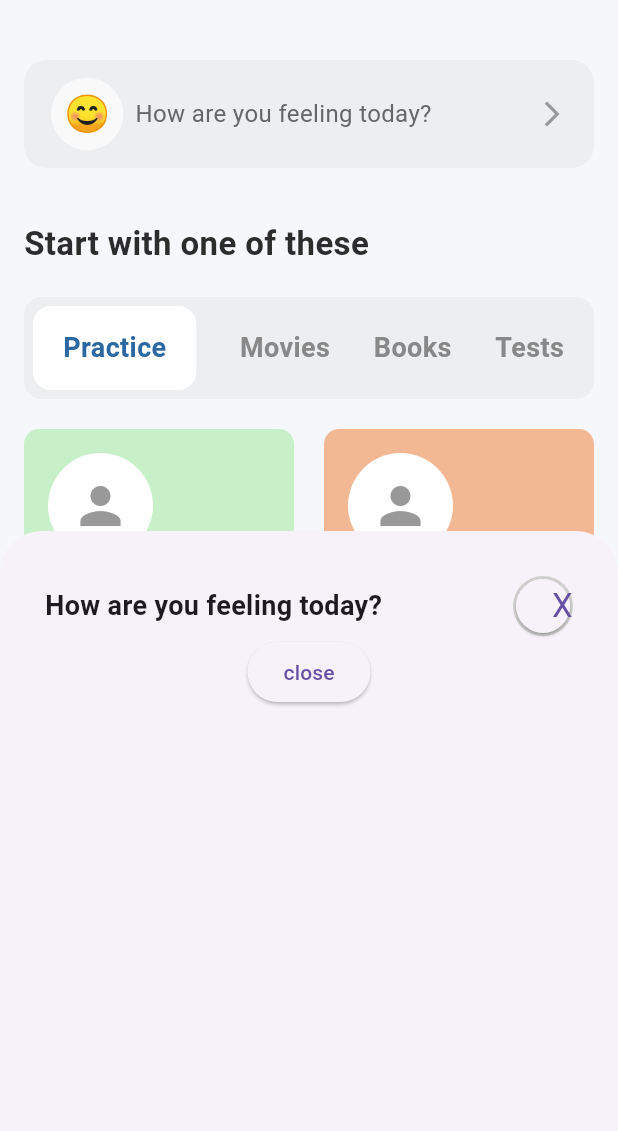
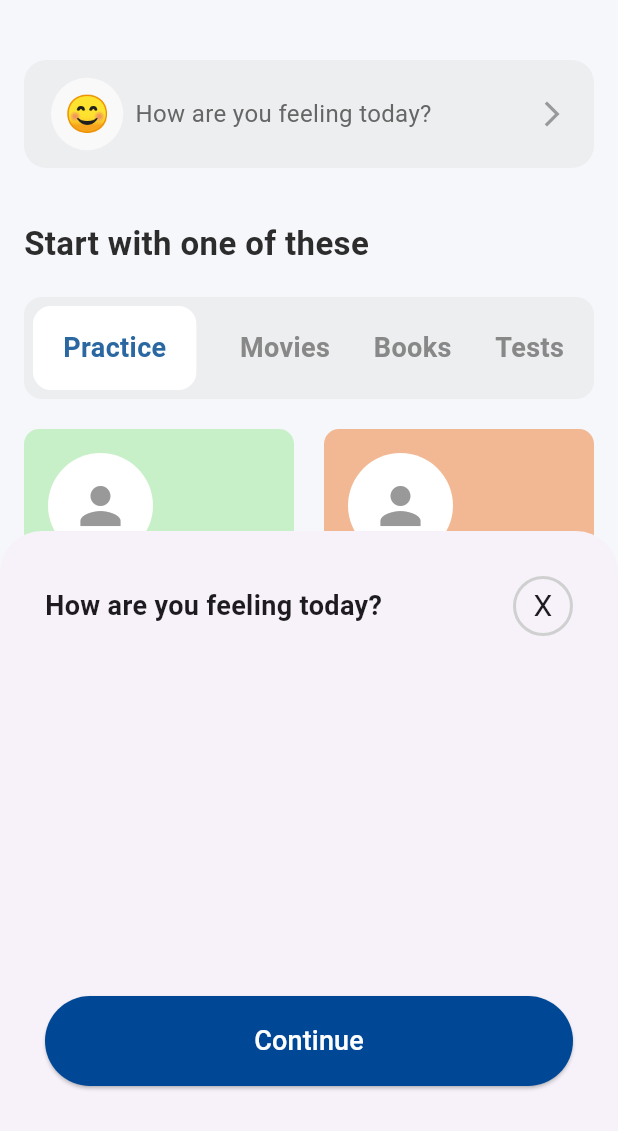
Before and after one commit to JoshuaOzibo/Mental_health_ui, a Flutter app: the screen it shows after launch, after a tap on "How are you feeling today?", on a phone screen of 412 x 824 dp, the part 105-1236 px from its top. Run offline on Flutter 3.47's test engine with Material 3 defaults, Android fonts, the phone set to English and light mode, and no system bars.

Commit message:
updated bottom sheet section

```diff
--- a/lib/features/home_page/screens/home_screen.dart
+++ b/lib/features/home_page/screens/home_screen.dart
@@ -107,12 +107,10 @@ class HomeScreen extends StatelessWidget {
                             horizontal: 30,
                             vertical: 30,
                           ),
-                          child: Center(
                           child: Column(
                             children: [
                               Row(
-                                  mainAxisAlignment:
-                                      MainAxisAlignment.spaceBetween,
+                                mainAxisAlignment: MainAxisAlignment.spaceBetween,
                                 children: [
                                   Text(
                                     'How are you feeling today?',
@@ -124,29 +122,21 @@ class HomeScreen extends StatelessWidget {
                                   Container(
                                     width: 40,
                                     height: 40,
-                                      // padding: EdgeInsets.all(5),
                                     decoration: BoxDecoration(
-                                        borderRadius: BorderRadius.circular(
-                                          100,
-                                        ),
+                                      borderRadius: BorderRadius.circular(100),
                                       border: Border.all(
                                         width: 2,
-                                          color: const Color.fromARGB(
-                                            255,
-                                            208,
-                                            208,
-                                            208,
+                                        color: const Color.fromARGB(255, 208, 208, 208),
                                       ),
                                     ),
-                                      ),
+                                    child: GestureDetector(
+                                      onTap: () => {Navigator.pop(context)},
                                       child: Center(
-                                        child: ElevatedButton(
-                                          onPressed: () =>  {Navigator.pop(context)},
                                         child: Text(
                                           'X',
                                           style: TextStyle(
                                             fontWeight: FontWeight.normal,
-                                              fontSize: 22,
+                                            fontSize: 20,
                                           ),
                                         ),
                                       ),
@@ -154,15 +144,27 @@ class HomeScreen extends StatelessWidget {
                                   ),
                                 ],
                               ),
-                                ElevatedButton(
+
+                              Spacer(),
+                              SizedBox(
+                                width: double.infinity,
+                                height: 60,
+                                child: ElevatedButton(
+                                  style: ElevatedButton.styleFrom(
+                                    backgroundColor:
+                                        const Color.fromARGB(255, 0, 72, 150),
+                                    shape: RoundedRectangleBorder(
+                                      borderRadius: BorderRadius.circular(100),
+                                    ),
+                                  ),
                                   onPressed: () => Navigator.push(
                                     context,
                                     MaterialPageRoute(builder: (context) => RecommendedMoodPage()),
                                   ),
-                                  child: Text('close'),
+                                  child: Text('Continue', style: TextStyle(color: Colors.white, fontSize: 18),),
+                                ),
                               ),
                             ],
-                            ),
                           ),
                         ),
                       );
```
Lines whose indentation alone changed are shown as unchanged.
